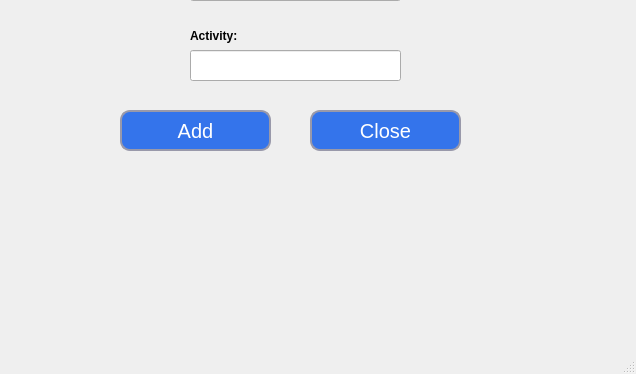
Qt form Program/gui_time_schedule_dialog.ui (zgjimzhubajj/Student-Assistant) before a commit; both pictures show x 0 to 636 and y 230 to 604 of the 636 by 604 pixel window.
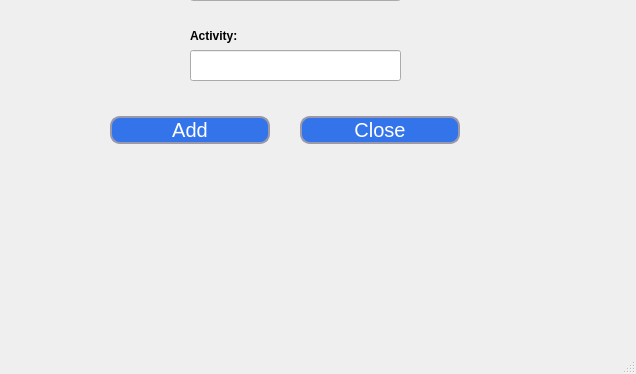
The same form after that commit.

Commit message: Made some changes on the GUI buttons overall the Application by making them responsive

Diff of the .ui file:
```diff
--- a/Program/gui_time_schedule_dialog.ui
+++ b/Program/gui_time_schedule_dialog.ui
@@ -14,55 +14,6 @@
    <string>Dialog</string>
   </property>
   <widget class="QWidget" name="centralwidget">
-   <widget class="QPushButton" name="btn_add">
-    <property name="geometry">
-     <rect>
-      <x>120</x>
-      <y>340</y>
-      <width>151</width>
-      <height>41</height>
-     </rect>
-    </property>
-    <property name="font">
-     <font>
-      <family>MS Sans Serif</family>
-      <pointsize>15</pointsize>
-     </font>
-    </property>
-    <property name="styleSheet">
-     <string notr="true">QPushButton {
-	border-style: solid;
-	border-width: 2px;
-	border-color: #9999aa;
-	border-radius: 10px;
-	color: white;
-	background-color: #3474eb
-}
-
-QPushButton:enabled {
-	background-color: #3474eb
-	color: white;
-}
-
-QPushButton:pressed {
-	background-color: #0d2f72;
-	color: #fffffe;
-}
-
-QPushButton:hover:!pressed {
-	background-color: E1F4FF;
-	color: 0c2f70;
-}
-
-QPushButton:disabled {
-	background-color: #aaaaaa;
-	color: #ffffff;
-}</string>
-    </property>
-    <property name="text">
-     <string>Add</string>
-    </property>
-   </widget>
    <widget class="QLabel" name="label">
     <property name="geometry">
      <rect>
@@ -123,8 +74,8 @@
    <widget class="QLabel" name="lbl_wrong_input">
     <property name="geometry">
      <rect>
-      <x>100</x>
-      <y>400</y>
+      <x>70</x>
+      <y>420</y>
       <width>491</width>
       <height>31</height>
      </rect>
@@ -173,23 +124,26 @@
      </rect>
     </property>
    </widget>
-   <widget class="QPushButton" name="btn_close">
+   <widget class="QWidget" name="verticalLayoutWidget">
     <property name="geometry">
      <rect>
-      <x>310</x>
-      <y>340</y>
-      <width>151</width>
-      <height>41</height>
+      <x>110</x>
+      <y>330</y>
+      <width>160</width>
+      <height>61</height>
      </rect>
     </property>
-    <property name="font">
-     <font>
-      <family>MS Sans Serif</family>
-      <pointsize>15</pointsize>
-     </font>
-    </property>
-    <property name="styleSheet">
-     <string notr="true">QPushButton {
+    <layout class="QVBoxLayout" name="verticalLayout">
+     <item>
+      <widget class="QPushButton" name="btn_add">
+       <property name="font">
+        <font>
+         <family>MS Sans Serif</family>
+         <pointsize>15</pointsize>
+        </font>
+       </property>
+       <property name="styleSheet">
+        <string notr="true">QPushButton {
 	border-style: solid;
 	border-width: 2px;
 	border-color: #9999aa;
@@ -217,10 +171,68 @@
 	background-color: #aaaaaa;
 	color: #ffffff;
 }</string>
+       </property>
+       <property name="text">
+        <string>Add</string>
+       </property>
+      </widget>
+     </item>
+    </layout>
+   </widget>
+   <widget class="QWidget" name="verticalLayoutWidget_2">
+    <property name="geometry">
+     <rect>
+      <x>300</x>
+      <y>330</y>
+      <width>160</width>
+      <height>61</height>
+     </rect>
     </property>
-    <property name="text">
-     <string>Close</string>
-    </property>
+    <layout class="QVBoxLayout" name="verticalLayout_2">
+     <item>
+      <widget class="QPushButton" name="btn_close">
+       <property name="font">
+        <font>
+         <family>MS Sans Serif</family>
+         <pointsize>15</pointsize>
+        </font>
+       </property>
+       <property name="styleSheet">
+        <string notr="true">QPushButton {
+	border-style: solid;
+	border-width: 2px;
+	border-color: #9999aa;
+	border-radius: 10px;
+	color: white;
+	background-color: #3474eb
+}
+
+QPushButton:enabled {
+	background-color: #3474eb
+	color: white;
+}
+
+QPushButton:pressed {
+	background-color: #0d2f72;
+	color: #fffffe;
+}
+
+QPushButton:hover:!pressed {
+	background-color: E1F4FF;
+	color: 0c2f70;
+}
+
+QPushButton:disabled {
+	background-color: #aaaaaa;
+	color: #ffffff;
+}</string>
+       </property>
+       <property name="text">
+        <string>Close</string>
+       </property>
+      </widget>
+     </item>
+    </layout>
    </widget>
   </widget>
   <widget class="QMenuBar" name="menubar">
```
The commit also changes 17 other files.
